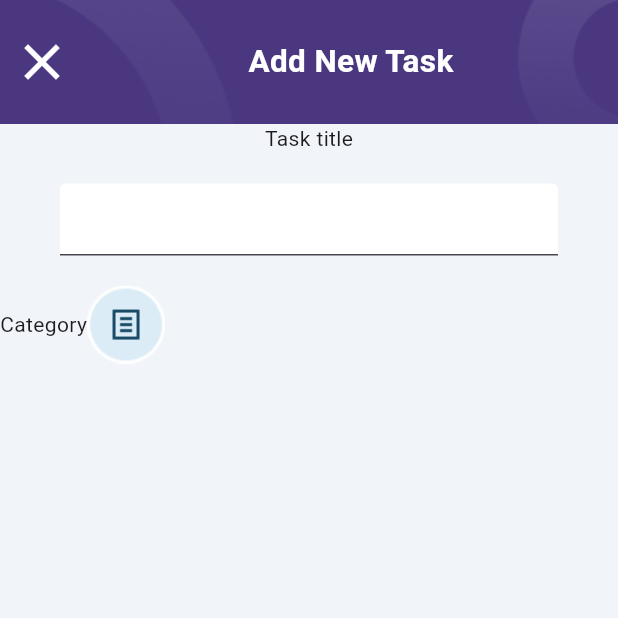
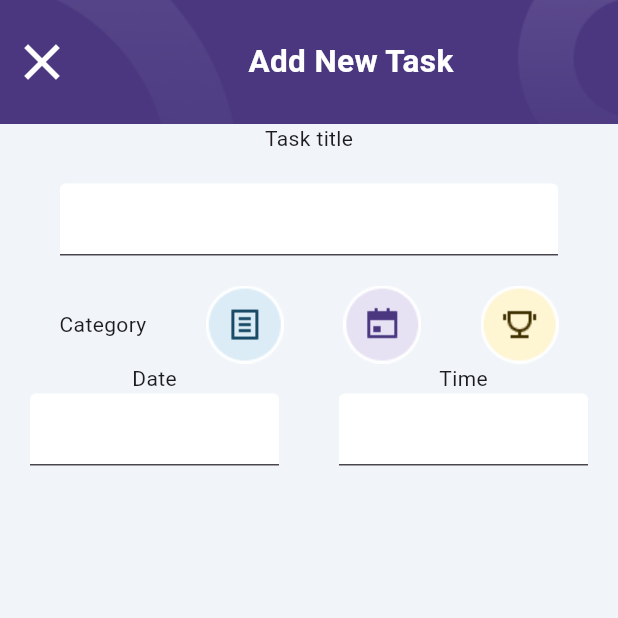
Before and after one commit to hazalsguler/FlutterToDoApp, a Flutter app: the AddNewTasksScreen screen opened directly, on a phone screen of 412 x 824 dp, the top half of it. Run offline on Flutter 3.47's test engine with Material 3 defaults, Android fonts, the phone set to English and light mode, and no system bars; our stand-ins replace hexcolor.

Commit message:
first commit

```diff
--- a/lib/screens/add_new_tasks.dart
+++ b/lib/screens/add_new_tasks.dart
@@ -1,5 +1,6 @@
 import 'package:flutter/cupertino.dart';
 import 'package:flutter/material.dart';
+import 'package:flutter/painting.dart';
 import 'package:flutter/widgets.dart';
 import 'package:hexcolor/hexcolor.dart';
 import 'package:todo_app/constant/color.dart';
@@ -52,16 +53,71 @@ class AddNewTasksScreen extends StatelessWidget {
                 ),
             ),
             Row(
+              mainAxisAlignment: MainAxisAlignment.spaceEvenly,
               children: [
-                Text("Category"),
+                const Text("Category"),
                 GestureDetector(
                   onTap: () {
-
+                    ScaffoldMessenger.of(context).showSnackBar(
+                      const SnackBar(
+                        duration: Duration(milliseconds: 300),
+                        content: Text("Category Selected"),
+                      ),
+                    );
                   },
                   child: Image.asset("lib/assets/images/Category.png"),
+                ),
+                GestureDetector(
+                  onTap: () {
+                    ScaffoldMessenger.of(context).showSnackBar(
+                      const SnackBar(
+                        duration: Duration(milliseconds: 300),
+                        content: Text("Category Selected"),
+                      ),
+                    );
+                  },
+                  child: Image.asset("lib/assets/images/Category1.png"),
+                ),
+                GestureDetector(
+                  onTap: () {
+                    ScaffoldMessenger.of(context).showSnackBar(
+                      const SnackBar(
+                        duration: Duration(milliseconds: 300),
+                        content: Text("Category Selected"),
+                      ),
+                    );
+                  },
+                  child: Image.asset("lib/assets/images/Category2.png"),
                 )
               ],
             ),
+            const Row(
+              children: [
+                Expanded(
+                  child: Column(
+                    children: [
+                      Text("Date"),
+                      Padding(
+                        padding: EdgeInsets.symmetric(horizontal: 20),
+                          child: TextField(decoration: InputDecoration(filled: true, fillColor: Colors.white),
+                          ))
+                    ],
+                  ),
+                ),
+                  Expanded(
+                  child: Column(
+                    children: [
+                      Text("Time"),
+                      Padding(
+                        padding: EdgeInsets.symmetric(horizontal: 20),
+                          child: TextField(decoration: InputDecoration(filled: true, fillColor: Colors.white),
+                          )
+                      )
+                    ],
+                  ),
+                )
+              ],
+            )
           ],
         ),
       ),
```
